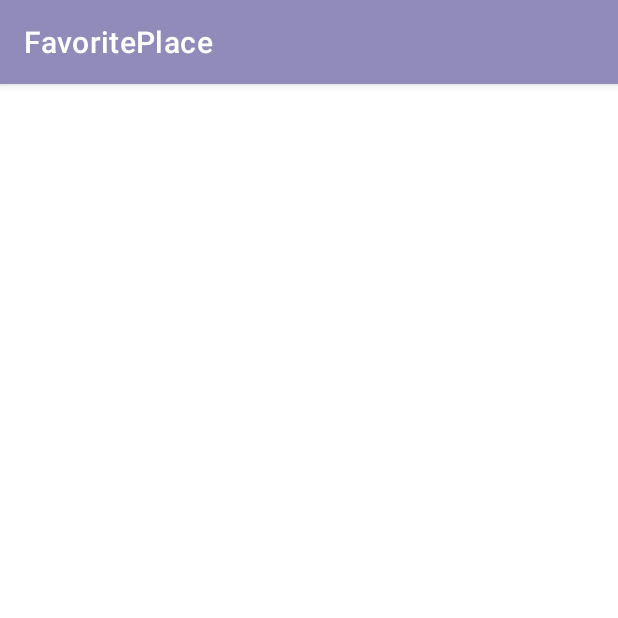
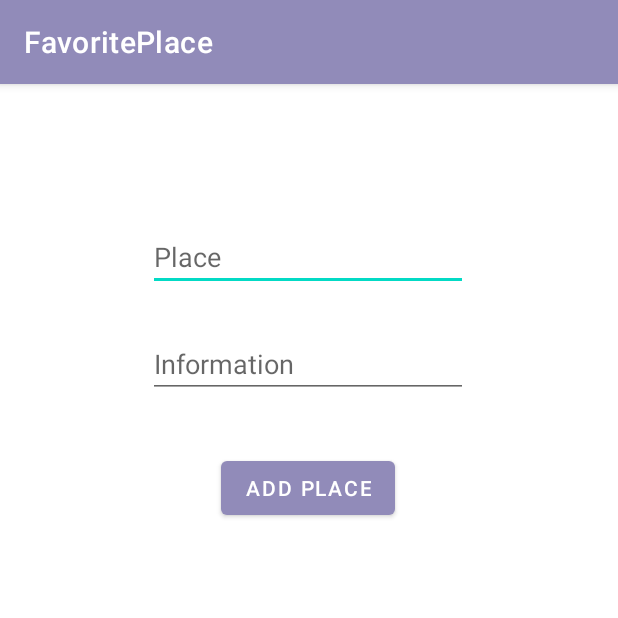
Before and after one commit to MarlonGarciaBermejo/FavoritePlace, an Android app: the UserFavoriteActivity screen opened directly, with no data from a screen before it, on a phone screen of 412 x 824 dp, the top half of it. Run offline under Robolectric (Android 15) with nearby library versions, the light colour scheme and no system bars; our stand-ins replace Firebase (no records; nobody signed in at launch, a user with empty details on screens opened directly).

Commit message:
Updated favoriteplaces.kt and xml file so that you can now add your own favorite places that shows in the list with the common list. Favorite places are now locked to your own account and common favorites are not.

```diff
--- a/app/src/main/java/com/firstapp/favoriteplace/InfoActivity.kt
+++ b/app/src/main/java/com/firstapp/favoriteplace/InfoActivity.kt
@@ -23,7 +23,6 @@ class InfoActivity : AppCompatActivity() {
              val intent = Intent(this, ListOfPlacesActivity::class.java)
              startActivity(intent)
          }
-
          */
     }
 }
--- a/app/src/main/java/com/firstapp/favoriteplace/ListOfPlacesActivity.kt
+++ b/app/src/main/java/com/firstapp/favoriteplace/ListOfPlacesActivity.kt
@@ -79,18 +79,15 @@ class ListOfPlacesActivity : AppCompatActivity() {
             }
 
         /* findViewById<ImageView>(R.id.favoriteImageView).setOnClickListener {
-
              db.collection("users").document(user.uid)
                  .set(
                      mapOf(
                          "favorite" to "afrika"
-
                      )
                  ).addOnSuccessListener {
                      Log.d("!!!", "set")
                  }
          }
-
          */
 
         // Goes to AddPlaceActivity and user adds a favorite place
--- a/app/src/main/java/com/firstapp/favoriteplace/MainActivity.kt
+++ b/app/src/main/java/com/firstapp/favoriteplace/MainActivity.kt
@@ -76,9 +76,9 @@ class MainActivity : AppCompatActivity() {
                 Log.d("!!!", "Created user succeeded")
                 goToAddActivity()
             } else {
-            Log.d("!!!", "user not created ${task.exception}")
+                Log.d("!!!", "user not created ${task.exception}")
             }
-         }
+        }
 
     }
 
--- a/app/src/main/java/com/firstapp/favoriteplace/UserFavoriteActivity.kt
+++ b/app/src/main/java/com/firstapp/favoriteplace/UserFavoriteActivity.kt
@@ -1,13 +1,55 @@
 package com.firstapp.favoriteplace
 
+import android.content.Intent
 import androidx.appcompat.app.AppCompatActivity
 import android.os.Bundle
+import android.util.Log
+import android.widget.Button
+import android.widget.EditText
+import android.widget.Toast
+import com.google.firebase.auth.ktx.auth
+import com.google.firebase.firestore.ktx.firestore
+import com.google.firebase.ktx.Firebase
 
 class UserFavoriteActivity : AppCompatActivity() {
+
+    lateinit var addFavoritePlace: EditText
+    lateinit var addFavoriteInfo: EditText
+
+    val db = Firebase.firestore
+    val auth = Firebase.auth
+
     override fun onCreate(savedInstanceState: Bundle?) {
         super.onCreate(savedInstanceState)
         setContentView(R.layout.activity_user_favorite)
 
+        val addFavoriteButton = findViewById<Button>(R.id.addFavoriteButton)
 
+        addFavoritePlace = findViewById(R.id.addFavoritePlace)
+        addFavoriteInfo = findViewById(R.id.addFavoriteInfo)
+
+
+        addFavoriteButton.setOnClickListener {
+            addFavoriteButton()
+        }
     }
+        fun addFavoriteButton() {
+            val user = auth.currentUser
+            val places = hashMapOf(
+                "nameOfPlaces" to addFavoritePlace.text.toString(),
+                "placeInfo" to addFavoriteInfo.text.toString()
+            )
+            db.collection("users").document(user!!.uid).collection("personalPlace")
+                .add(places)
+                .addOnCompleteListener { documentReference ->
+                    Log.d("!!!", "DocumentSnapshot added with ID: ${documentReference}")
+                }
+                .addOnFailureListener { e ->
+                    Log.d("!!!", "Error adding document", e)
+                }
+            val intent = Intent(this, ListOfPlacesActivity::class.java)
+            startActivity(intent)
+
+            Toast.makeText(this, "Place is added!", Toast.LENGTH_SHORT).show()
+        }
 }
--- a/app/src/main/res/layout/activity_add_place.xml
+++ b/app/src/main/res/layout/activity_add_place.xml
@@ -7,7 +7,7 @@
     tools:context=".addPlaceActivity">
 
     <EditText
-        android:id="@+id/addPlaceNameText"
+        android:id="@+id/addFavoritePlace"
         android:layout_width="wrap_content"
         android:layout_height="wrap_content"
         android:ems="10"
@@ -21,7 +21,7 @@
         app:layout_constraintVertical_bias="0.128" />
 
     <EditText
-        android:id="@+id/addInfoText"
+        android:id="@+id/addFavoriteInfo"
         android:layout_width="wrap_content"
         android:layout_height="wrap_content"
         android:ems="10"
@@ -35,7 +35,7 @@
         app:layout_constraintVertical_bias="0.227" />
 
     <Button
-        android:id="@+id/addButton"
+        android:id="@+id/addFavoriteButton"
         android:layout_width="wrap_content"
         android:layout_height="wrap_content"
         android:text="Add place"
--- a/app/src/main/res/layout/activity_user_favorite.xml
+++ b/app/src/main/res/layout/activity_user_favorite.xml
@@ -6,4 +6,44 @@
     android:layout_height="match_parent"
     tools:context=".UserFavoriteActivity">
 
+    <EditText
+        android:id="@+id/addFavoritePlace"
+        android:layout_width="wrap_content"
+        android:layout_height="wrap_content"
+        android:ems="10"
+        android:hint="Place"
+        android:inputType="textPersonName"
+        app:layout_constraintBottom_toBottomOf="parent"
+        app:layout_constraintEnd_toEndOf="parent"
+        app:layout_constraintHorizontal_bias="0.497"
+        app:layout_constraintStart_toStartOf="parent"
+        app:layout_constraintTop_toTopOf="parent"
+        app:layout_constraintVertical_bias="0.128" />
+
+    <EditText
+        android:id="@+id/addFavoriteInfo"
+        android:layout_width="wrap_content"
+        android:layout_height="wrap_content"
+        android:ems="10"
+        android:hint="Information"
+        android:inputType="textPersonName"
+        app:layout_constraintBottom_toBottomOf="parent"
+        app:layout_constraintEnd_toEndOf="parent"
+        app:layout_constraintHorizontal_bias="0.497"
+        app:layout_constraintStart_toStartOf="parent"
+        app:layout_constraintTop_toTopOf="parent"
+        app:layout_constraintVertical_bias="0.227" />
+
+    <Button
+        android:id="@+id/addFavoriteButton"
+        android:layout_width="wrap_content"
+        android:layout_height="wrap_content"
+        android:text="Add place"
+        app:layout_constraintBottom_toBottomOf="parent"
+        app:layout_constraintEnd_toEndOf="parent"
+        app:layout_constraintHorizontal_bias="0.498"
+        app:layout_constraintStart_toStartOf="parent"
+        app:layout_constraintTop_toTopOf="parent"
+        app:layout_constraintVertical_bias="0.341" />
+
 </androidx.constraintlayout.widget.ConstraintLayout>
```
Also changed, not shown: app/src/main/java/com/firstapp/favoriteplace/AddPlaceActivity.kt (+4 -4 lines). Lines whose indentation alone changed are shown as unchanged.
